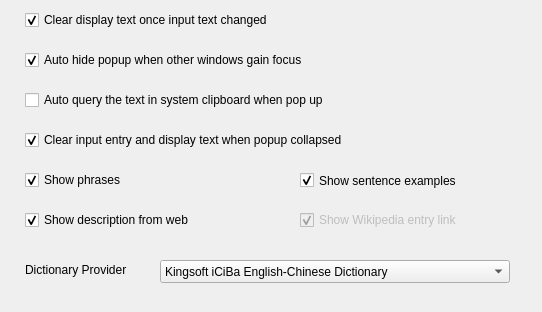
This is contents/ui/config.ui in librehat/kdictionary as Qt 5 draws it before an edit. The edited form follows.
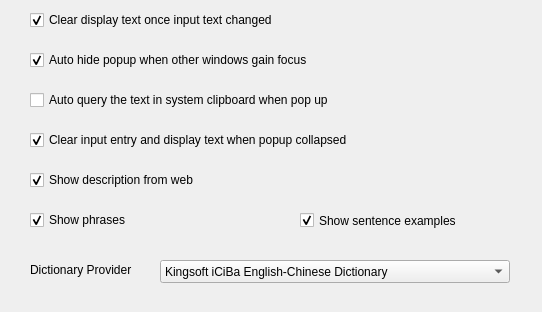
This is the edited form.

Commit message: add footer to DictArea to display "Powered by ..." remove showWiki. Keep this plasmoid simple and stupid.

```diff
--- a/contents/ui/config.ui
+++ b/contents/ui/config.ui
@@ -22,7 +22,7 @@
   <widget class="QCheckBox" name="kcfg_autoClear">
    <property name="geometry">
     <rect>
-     <x>25</x>
+     <x>30</x>
      <y>10</y>
      <width>361</width>
      <height>20</height>
@@ -38,7 +38,7 @@
   <widget class="QCheckBox" name="kcfg_autoHide">
    <property name="geometry">
     <rect>
-     <x>25</x>
+     <x>30</x>
      <y>50</y>
      <width>331</width>
      <height>20</height>
@@ -57,7 +57,7 @@
   <widget class="QCheckBox" name="kcfg_autoQuery">
    <property name="geometry">
     <rect>
-     <x>25</x>
+     <x>30</x>
      <y>90</y>
      <width>381</width>
      <height>20</height>
@@ -76,7 +76,7 @@
   <widget class="QCheckBox" name="kcfg_clearCollapsed">
    <property name="geometry">
     <rect>
-     <x>25</x>
+     <x>30</x>
      <y>130</y>
      <width>351</width>
      <height>20</height>
@@ -95,8 +95,8 @@
   <widget class="QCheckBox" name="kcfg_showPhrases">
    <property name="geometry">
     <rect>
-     <x>25</x>
-     <y>170</y>
+     <x>30</x>
+     <y>210</y>
      <width>251</width>
      <height>20</height>
     </rect>
@@ -114,8 +114,8 @@
   <widget class="QCheckBox" name="kcfg_showWebdict">
    <property name="geometry">
     <rect>
-     <x>25</x>
-     <y>210</y>
+     <x>30</x>
+     <y>170</y>
      <width>251</width>
      <height>20</height>
     </rect>
@@ -133,7 +133,7 @@
   <widget class="QLabel" name="label_dictProvider">
    <property name="geometry">
     <rect>
-     <x>25</x>
+     <x>30</x>
      <y>260</y>
      <width>110</width>
      <height>20</height>
@@ -192,7 +192,7 @@
    <property name="geometry">
     <rect>
      <x>300</x>
-     <y>170</y>
+     <y>210</y>
      <width>220</width>
      <height>21</height>
     </rect>
@@ -204,28 +204,6 @@
     <bool>true</bool>
    </property>
   </widget>
-  <widget class="QCheckBox" name="kcfg_showWiki">
-   <property name="enabled">
-    <bool>false</bool>
-   </property>
-   <property name="geometry">
-    <rect>
-     <x>300</x>
-     <y>210</y>
-     <width>220</width>
-     <height>20</height>
-    </rect>
-   </property>
-   <property name="text">
-    <string>Show Wikipedia entry link</string>
-   </property>
-   <property name="checkable">
-    <bool>true</bool>
-   </property>
-   <property name="checked">
-    <bool>true</bool>
-   </property>
-  </widget>
  </widget>
  <resources/>
  <connections/>
```
Left out of the diff: 3 changed lines with no effect on the pictures. The commit also changes 6 other files.
